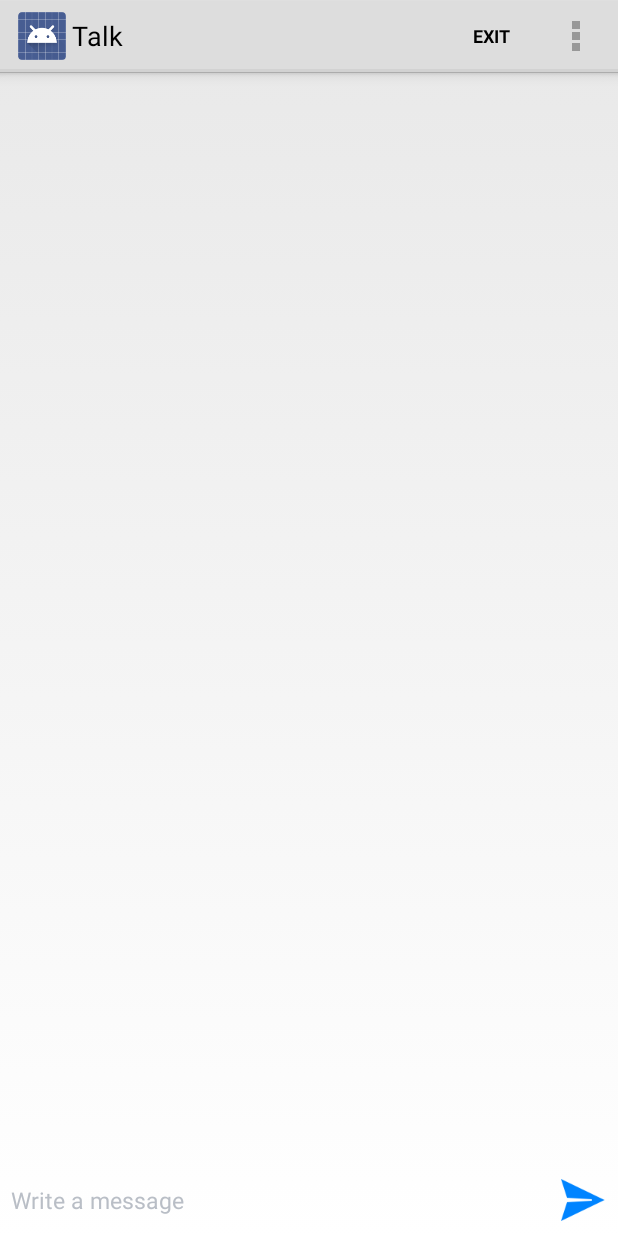
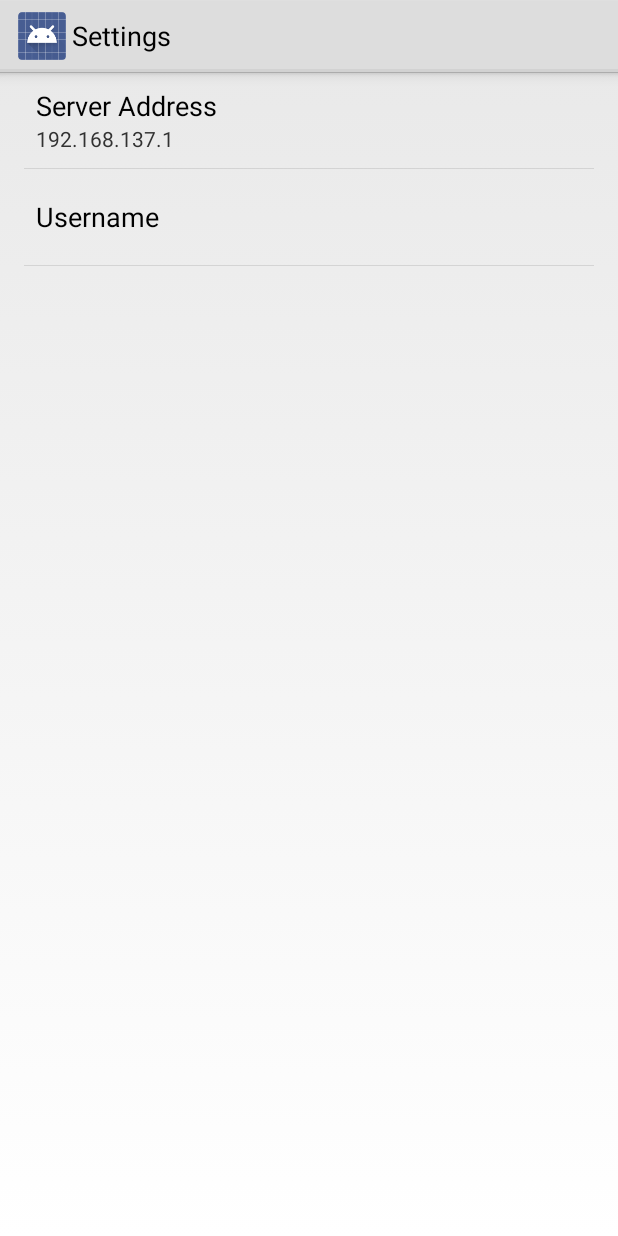
Before and after one commit to ivandgetic/Talk, an Android app: the screen it shows after launch (MainActivity before the commit, SettingsActivity after it), in the options menu, after a tap on "Settings", on a phone screen of 412 x 824 dp. Run offline under Robolectric (Android 15) with nearby library versions, the phone set to English and light mode, and no system bars.

Commit message:
Add Settings
Now, you can modify username in the Settings.

```diff
--- a/app/build.gradle
+++ b/app/build.gradle
@@ -5,7 +5,7 @@ android {
     buildToolsVersion "19.0.3"
 
     defaultConfig {
-        minSdkVersion 14
+        minSdkVersion 16
         targetSdkVersion 19
         versionCode 1
         versionName "1.0"
--- a/app/src/main/java/org/ivandgetic/talk/app/MainActivity.java
+++ b/app/src/main/java/org/ivandgetic/talk/app/MainActivity.java
@@ -6,6 +6,7 @@ import android.content.DialogInterface;
 import android.content.Intent;
 import android.content.SharedPreferences;
 import android.os.Bundle;
+import android.preference.PreferenceManager;
 import android.view.LayoutInflater;
 import android.view.Menu;
 import android.view.MenuItem;
@@ -28,8 +29,7 @@ public class MainActivity extends Activity {
     static ListView listView;
     private long lastClickTime = 0;
     public static MessageAdapter messageAdapter;
-    public static SharedPreferences sp;
-
+    SharedPreferences preferences;
     @Override
     protected void onCreate(Bundle savedInstanceState) {
         super.onCreate(savedInstanceState);
@@ -38,8 +38,8 @@ public class MainActivity extends Activity {
         listView = (ListView) findViewById(R.id.listView);
         compose_button_send = (ImageView) findViewById(R.id.compose_button_send);
         messageAdapter = new MessageAdapter(this);
-        sp = getSharedPreferences("Information", MODE_PRIVATE);
-        if (!(sp.getString("name", "").length() > 0)) {
+        preferences = PreferenceManager.getDefaultSharedPreferences(this);
+        if (!(preferences.getString("username", "").length() > 0)) {
             AlertDialog.Builder builder = new AlertDialog.Builder(this);
             builder.setTitle("Sign in");
             LayoutInflater inflater = this.getLayoutInflater();
@@ -49,20 +49,23 @@ public class MainActivity extends Activity {
             builder.setPositiveButton("OK", new DialogInterface.OnClickListener() {
                 @Override
                 public void onClick(DialogInterface dialogInterface, int i) {
-                    SharedPreferences.Editor e = sp.edit();
+                    SharedPreferences.Editor e = preferences.edit();
                     String name = ((EditText) layout.findViewById(R.id.username)).getText().toString();
-                    e.putString("name", name);
+                    e.putString("username", name);
                     e.commit();
-                    USERNAME = sp.getString("name", "");
+                    USERNAME = preferences.getString("username", "");
                     startService(new Intent(MainActivity.this, MyService.class));
 
                 }
             });
             builder.show();
         } else {
-            USERNAME = sp.getString("name", "");
+            USERNAME = preferences.getString("username", "");
             startService(new Intent(MainActivity.this, MyService.class));
         }
+    }
+
+    public void start(){
     }
 
 
@@ -70,7 +73,7 @@ public class MainActivity extends Activity {
         message = compose_edit.getText().toString();
         try {
             out = new DataOutputStream(MyService.socket.getOutputStream());
-            out.writeUTF(USERNAME + ":" + message);
+            out.writeUTF("Message:" + USERNAME + ":" + message);
             MessageAdapter.messages.add(new Message(USERNAME, message));
             listView.setAdapter(messageAdapter);
             listView.setSelection(messageAdapter.getCount());
@@ -97,6 +100,7 @@ public class MainActivity extends Activity {
                 listView.setAdapter(messageAdapter);
                 break;
             case R.id.action_settings:
+                startActivity(new Intent(this, SettingsActivity.class));
                 break;
             case R.id.action_exit:
                 System.exit(0);
--- /dev/null
+++ b/app/src/main/java/org/ivandgetic/talk/app/SettingsActivity.java
@@ -0,0 +1,27 @@
+package org.ivandgetic.talk.app;
+
+import android.app.Activity;
+import android.content.Intent;
+import android.content.SharedPreferences;
+import android.os.Bundle;
+import android.preference.EditTextPreference;
+import android.preference.PreferenceManager;
+
+public class SettingsActivity extends Activity {
+    @Override
+    public void onCreate(Bundle savedInstanceState) {
+        super.onCreate(savedInstanceState);
+        getFragmentManager().beginTransaction().replace(android.R.id.content, new SettingsFragment()).commit();
+        final SharedPreferences preferences = PreferenceManager.getDefaultSharedPreferences(this);
+        preferences.registerOnSharedPreferenceChangeListener(new SharedPreferences.OnSharedPreferenceChangeListener() {
+            @Override
+            public void onSharedPreferenceChanged(SharedPreferences sharedPreferences, String key) {
+                if (key.equals("server_address")) {
+                    stopService(new Intent(SettingsActivity.this, MyService.class));
+                    MyService.SOCKET_ADDRESS=preferences.getString("server_address","");
+                    startService(new Intent(SettingsActivity.this, MyService.class));
+                }
+            }
+        });
+    }
+}
--- /dev/null
+++ b/app/src/main/java/org/ivandgetic/talk/app/SettingsFragment.java
@@ -0,0 +1,35 @@
+package org.ivandgetic.talk.app;
+
+import android.content.Context;
+import android.content.SharedPreferences;
+import android.os.Bundle;
+import android.preference.EditTextPreference;
+import android.preference.PreferenceFragment;
+import android.preference.PreferenceManager;
+
+public class SettingsFragment extends PreferenceFragment {
+    private Context context;
+    @Override
+    public void onCreate(Bundle savedInstanceState) {
+        super.onCreate(savedInstanceState);
+        context = getActivity();
+        addPreferencesFromResource(R.xml.preferences);
+        SharedPreferences preferences = PreferenceManager.getDefaultSharedPreferences(context);
+        final EditTextPreference editTextPreferenceServerAddress = (EditTextPreference) findPreference("server_address");
+        editTextPreferenceServerAddress.setSummary(editTextPreferenceServerAddress.getText());
+        final EditTextPreference editTextPreferenceUsername = (EditTextPreference) findPreference("username");
+        editTextPreferenceUsername.setSummary(editTextPreferenceUsername.getText());
+        preferences.registerOnSharedPreferenceChangeListener(new SharedPreferences.OnSharedPreferenceChangeListener() {
+            @Override
+            public void onSharedPreferenceChanged(SharedPreferences sharedPreferences, String key) {
+                if (key.equals("server_address")) {
+                    editTextPreferenceServerAddress.setSummary(editTextPreferenceServerAddress.getText());
+                }
+                if (key.equals("username")) {
+                    editTextPreferenceUsername.setSummary(editTextPreferenceUsername.getText());
+                    MainActivity.USERNAME=editTextPreferenceUsername.getText();
+                }
+            }
+        });
+    }
+}
--- a/app/src/main/res/values/strings.xml
+++ b/app/src/main/res/values/strings.xml
@@ -11,4 +11,5 @@
     <string name="back_again">Press the back key again to exit the program</string>
     <string name="server_shutdown">The Talk Service is shutdown</string>
     <string name="no_connected">No connected</string>
+    <string name="server_address">Server Address</string>
 </resources>
--- /dev/null
+++ b/app/src/main/res/xml/preferences.xml
@@ -0,0 +1,13 @@
+<?xml version="1.0" encoding="utf-8"?>
+
+<PreferenceScreen xmlns:android="http://schemas.android.com/apk/res/android"
+    android:layout_width="match_parent"
+    android:layout_height="match_parent">
+    <EditTextPreference
+        android:defaultValue="192.168.137.1"
+        android:key="server_address"
+        android:title="@string/server_address" />
+    <EditTextPreference
+        android:key="username"
+        android:title="@string/username" />
+</PreferenceScreen>
```
Also changed, not shown: app/src/main/AndroidManifest.xml (+9 -0 lines), app/src/main/java/org/ivandgetic/talk/app/MyService.java (+9 -10 lines).
